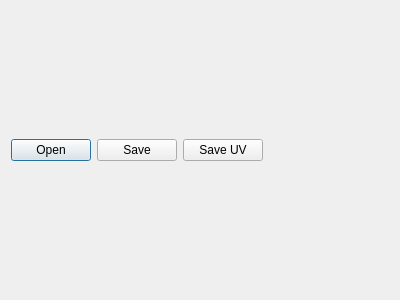
Above: src/TextureDialog.ui from Ovilia/April before the change. Below: the same form after it.
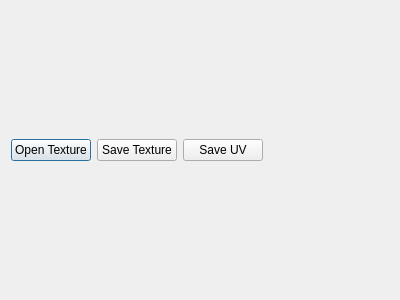
That is the form after the change.

Commit message: Texture read and write complete. Bug remains when repaint texture uv map after set primitive

Patch:
```diff
--- a/src/TextureDialog.ui
+++ b/src/TextureDialog.ui
@@ -29,14 +29,14 @@
       <item>
        <widget class="QPushButton" name="openButton">
         <property name="text">
-         <string>Open</string>
+         <string>Open Texture</string>
         </property>
        </widget>
       </item>
       <item>
        <widget class="QPushButton" name="saveButton">
         <property name="text">
-         <string>Save</string>
+         <string>Save Texture</string>
         </property>
        </widget>
       </item>
```
The commit also changes 11 other files.
